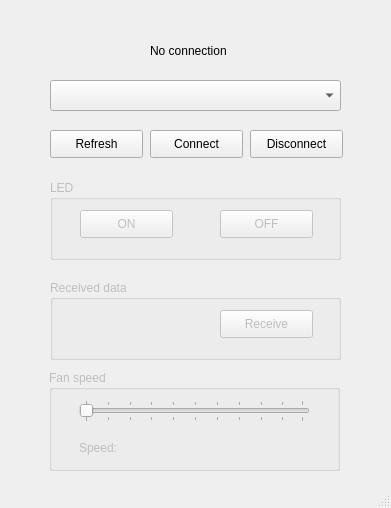
EslamMohamed117/PC-bridge-using-UART-serial-communication, file GUI Application/untitled.ui: the form before one commit.
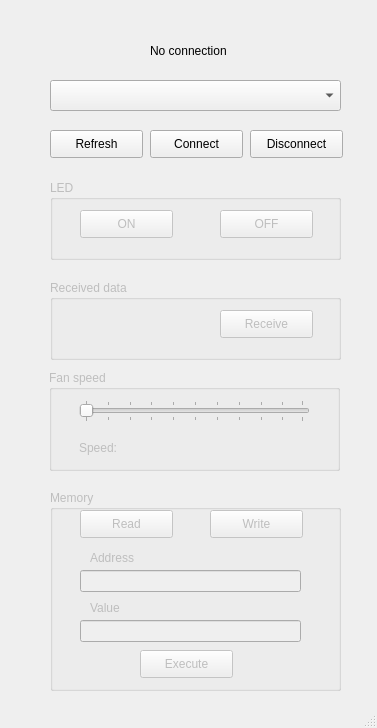
The form after the commit.

Commit message: Memory part ADDED to the design

Patch:
```diff
--- a/GUI Application/untitled.ui
+++ b/GUI Application/untitled.ui
@@ -9,8 +9,8 @@
    <rect>
     <x>0</x>
     <y>0</y>
-    <width>391</width>
-    <height>508</height>
+    <width>377</width>
+    <height>728</height>
    </rect>
   </property>
   <property name="windowTitle">
@@ -230,6 +230,113 @@
      <string>Disconnect</string>
     </property>
    </widget>
+   <widget class="QGroupBox" name="memoryGroup">
+    <property name="enabled">
+     <bool>false</bool>
+    </property>
+    <property name="geometry">
+     <rect>
+      <x>50</x>
+      <y>490</y>
+      <width>291</width>
+      <height>201</height>
+     </rect>
+    </property>
+    <property name="title">
+     <string>Memory</string>
+    </property>
+    <widget class="QPushButton" name="readBtu">
+     <property name="geometry">
+      <rect>
+       <x>30</x>
+       <y>20</y>
+       <width>93</width>
+       <height>28</height>
+      </rect>
+     </property>
+     <property name="text">
+      <string>Read</string>
+     </property>
+    </widget>
+    <widget class="QPushButton" name="writeBtu">
+     <property name="geometry">
+      <rect>
+       <x>160</x>
+       <y>20</y>
+       <width>93</width>
+       <height>28</height>
+      </rect>
+     </property>
+     <property name="text">
+      <string>Write</string>
+     </property>
+    </widget>
+    <widget class="QLineEdit" name="addressLine">
+     <property name="enabled">
+      <bool>false</bool>
+     </property>
+     <property name="geometry">
+      <rect>
+       <x>30</x>
+       <y>80</y>
+       <width>221</width>
+       <height>22</height>
+      </rect>
+     </property>
+    </widget>
+    <widget class="QLineEdit" name="valueLine">
+     <property name="enabled">
+      <bool>false</bool>
+     </property>
+     <property name="geometry">
+      <rect>
+       <x>30</x>
+       <y>130</y>
+       <width>221</width>
+       <height>22</height>
+      </rect>
+     </property>
+    </widget>
+    <widget class="QPushButton" name="exeBtu">
+     <property name="geometry">
+      <rect>
+       <x>90</x>
+       <y>160</y>
+       <width>93</width>
+       <height>28</height>
+      </rect>
+     </property>
+     <property name="text">
+      <string>Execute</string>
+     </property>
+    </widget>
+    <widget class="QLabel" name="label">
+     <property name="geometry">
+      <rect>
+       <x>40</x>
+       <y>60</y>
+       <width>55</width>
+       <height>16</height>
+      </rect>
+     </property>
+     <property name="text">
+      <string>Address</string>
+     </property>
+    </widget>
+    <widget class="QLabel" name="label_2">
+     <property name="geometry">
+      <rect>
+       <x>40</x>
+       <y>110</y>
+       <width>55</width>
+       <height>16</height>
+      </rect>
+     </property>
+     <property name="text">
+      <string>Value</string>
+     </property>
+    </widget>
+   </widget>
   </widget>
   <widget class="QStatusBar" name="statusbar"/>
  </widget>
```
